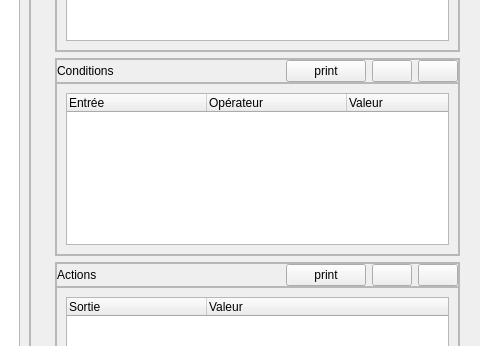
Before: the Qt Designer form data/formrules.ui in calaos/calaos_installer, drawn with Qt 5; both pictures show x 395 to 875 and y 167 to 513 of the 875 by 648 pixel window.
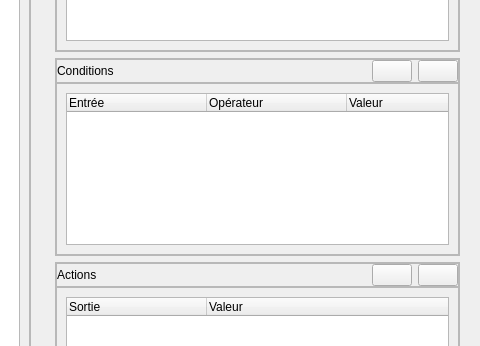
After: the same form once the commit is applied. Icons and pictures are not drawn. Custom widgets are drawn as their Qt base class.

Commit message: Add last conditions/actions config windows

Patch:
```diff
--- a/data/formrules.ui
+++ b/data/formrules.ui
@@ -474,16 +474,6 @@
               </property>
              </widget>
             </item>
-            <item>
-             <widget class="QPushButton" name="pushButtonCond">
-              <property name="text">
-               <string>print</string>
-              </property>
-              <property name="class" stdset="0">
-               <string>HeaderButton</string>
-              </property>
-             </widget>
-            </item>
             <item>
              <widget class="QPushButton" name="bt_condition_add">
               <property name="sizePolicy">
@@ -643,16 +633,6 @@
               </property>
              </widget>
             </item>
-            <item>
-             <widget class="QPushButton" name="pushButtonAction">
-              <property name="text">
-               <string>print</string>
-              </property>
-              <property name="class" stdset="0">
-               <string>HeaderButton</string>
-              </property>
-             </widget>
-            </item>
             <item>
              <widget class="QPushButton" name="bt_action_add">
               <property name="sizePolicy">
```
The commit also changes 15 other files.
